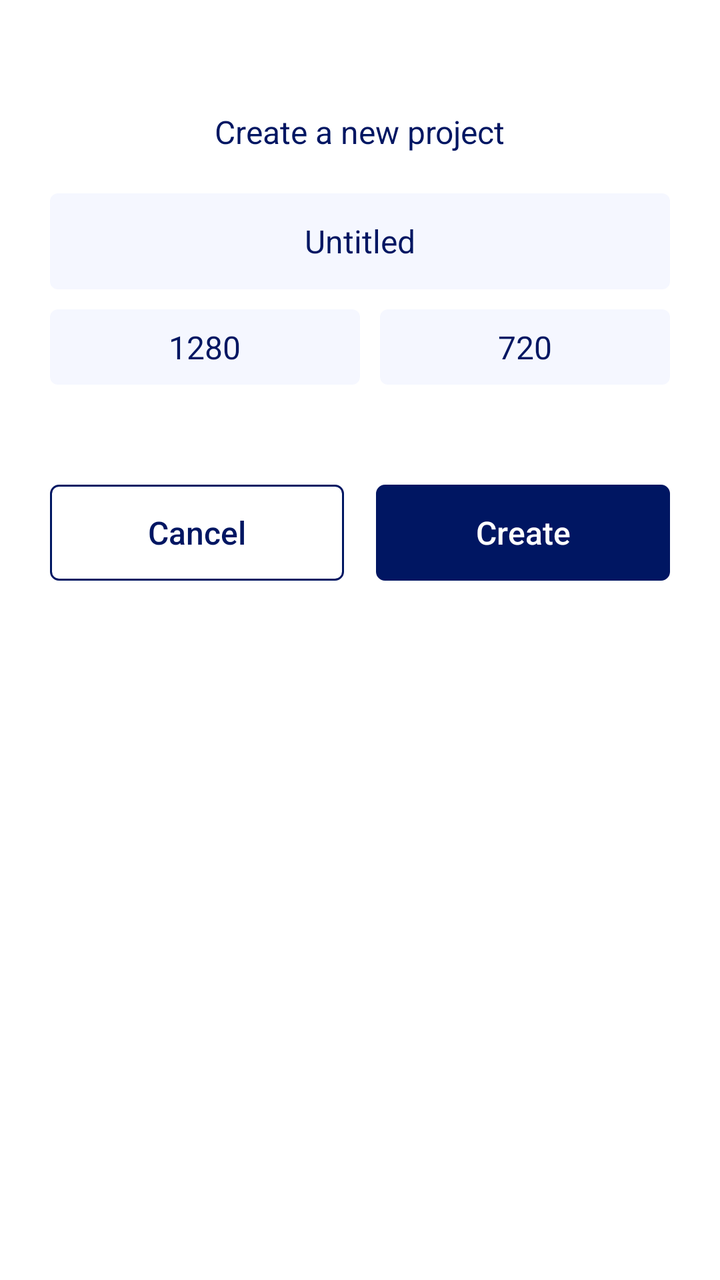
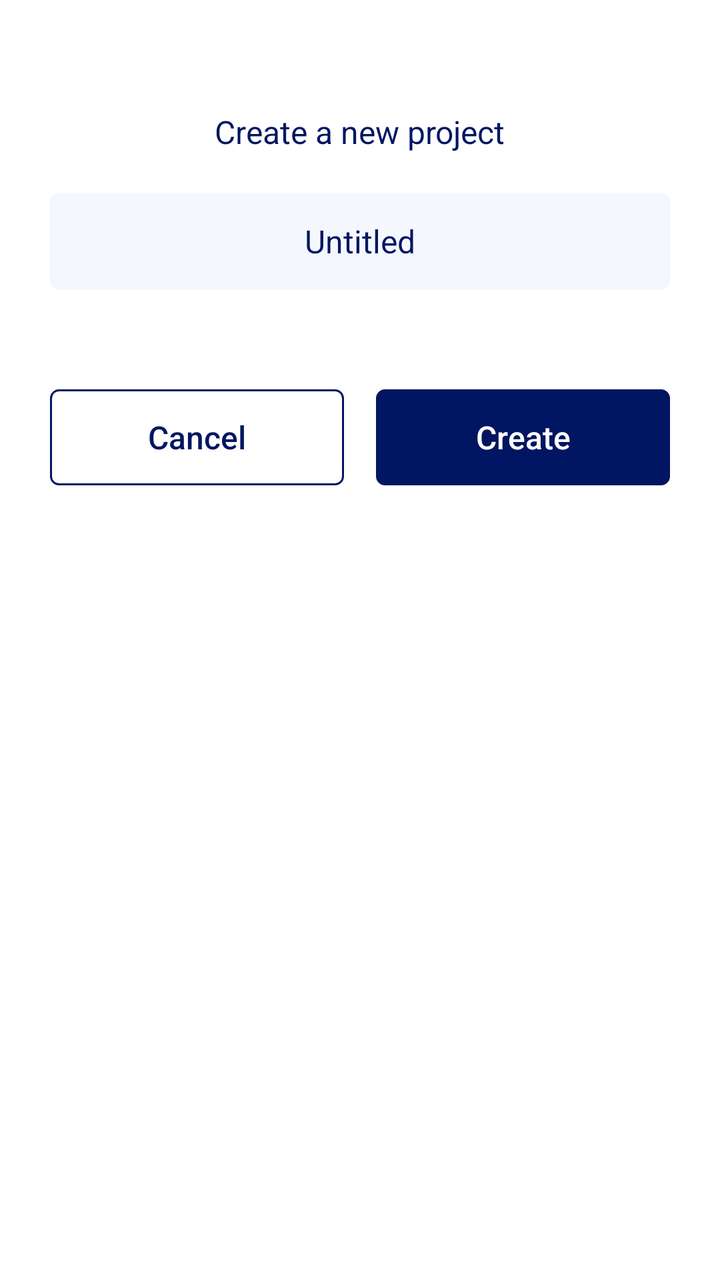

Compare the two renders of this Android layout. The source of the first and the diff that turns it into the second are given below.
<!-- AndroidManifest.xml: application theme Theme.DrawOn -->
<!-- res/layout/create_project_alert_box.xml -->
<?xml version="1.0" encoding="utf-8"?>
<LinearLayout xmlns:android="http://schemas.android.com/apk/res/android"
    xmlns:tools="http://schemas.android.com/tools"
    android:layout_width="match_parent"
    android:layout_height="wrap_content"
    android:paddingHorizontal="25dp"
    android:paddingVertical="35dp"
    android:layout_gravity="center"
    android:background="@drawable/rect_bg"
    android:orientation="vertical">

    <TextView
        android:layout_width="wrap_content"
        android:layout_height="wrap_content"
        android:layout_gravity="center"
        android:layout_marginTop="20dp"
        android:text="@string/create_alert_message"
        android:textColor="@color/dark_blue"
        android:textSize="@dimen/medium_text" />


    <EditText
        android:id="@+id/et_title"
        android:layout_width="match_parent"
        android:layout_height="wrap_content"
        android:layout_marginTop="20dp"
        android:autofillHints="Title"
        android:background="@drawable/rounded_background"
        android:hint="@string/hint_title"
        android:inputType="text"
        android:minHeight="48dp"
        android:paddingVertical="8dp"
        android:text="@string/untitled"
        android:textAlignment="center"
        android:textColor="@color/dark_blue"
        android:textColorHint="#94001662"
        android:textSize="@dimen/medium_text" />

    <LinearLayout
        android:layout_width="match_parent"
        android:layout_height="wrap_content"
        android:layout_marginTop="10dp"
        android:orientation="horizontal">

        <EditText
            android:id="@+id/edit_width"
            android:layout_width="match_parent"
            android:layout_height="wrap_content"
            android:layout_weight="1"
            android:autofillHints="width"
            android:background="@drawable/rounded_background"
            android:hint="@string/hint_width"
            android:inputType="number"
            android:paddingVertical="8dp"
            android:text="@string/default_width"
            android:textAlignment="center"
            android:textColor="@color/dark_blue"
            android:textColorHint="#94001662"
            android:textSize="@dimen/medium_text"
            tools:ignore="TouchTargetSizeCheck" />

        <EditText
            android:id="@+id/edit_height"
            android:layout_width="match_parent"
            android:layout_height="wrap_content"
            android:layout_marginStart="10dp"
            android:layout_weight="1"
            android:autofillHints="height"
            android:background="@drawable/rounded_background"
            android:hint="@string/hint_height"
            android:inputType="number"
            android:paddingVertical="8dp"
            android:text="@string/default_height"
            android:textAlignment="center"
            android:textColor="@color/dark_blue"
            android:textColorHint="#94001662"
            android:textSize="@dimen/medium_text"
            tools:ignore="TouchTargetSizeCheck" />
    </LinearLayout>


    <LinearLayout
        android:layout_width="match_parent"
        android:layout_height="wrap_content"
        android:layout_marginTop="50dp"
        android:orientation="horizontal">

        <androidx.appcompat.widget.AppCompatButton
            android:id="@+id/btn_cancel"
            android:layout_width="match_parent"
            android:layout_height="wrap_content"
            android:layout_marginEnd="8dp"
            android:layout_weight="1"
            android:background="@drawable/btn_bg_dialogue_box"
            android:text="@string/bnt_cancel"
            android:textAllCaps="false"
            android:textColor="@color/dark_blue"
            android:textSize="@dimen/medium_text" />

        <androidx.appcompat.widget.AppCompatButton
            android:id="@+id/btn_create"
            android:layout_width="match_parent"
            android:layout_height="wrap_content"
            android:layout_marginStart="8dp"
            android:layout_weight="1"
            android:background="@drawable/btn_bg_dialogue_box"
            android:backgroundTint="@color/dark_blue"
            android:text="@string/btn_create"
            android:textAllCaps="false"
            android:textColor="@color/white"
            android:textSize="@dimen/medium_text" />
    </LinearLayout>
</LinearLayout>
<!-- resources referenced by this layout -->
<resources>
  <color name="dark_blue">#001662</color>
  <color name="white">#FFFFFFFF</color>
  <dimen name="medium_text">16sp</dimen>
  <!-- drawable btn_bg_dialogue_box (drawable) -->
  <?xml version="1.0" encoding="utf-8"?>
  <shape android:shape="rectangle" xmlns:android="http://schemas.android.com/apk/res/android">
  
      <corners android:radius="4dp"/>
      <stroke android:color="@color/dark_blue"/>
      <stroke android:width="1dp"/>
      <solid android:color="@color/white"/>
  </shape>
  <!-- drawable rect_bg (drawable) -->
  <?xml version="1.0" encoding="utf-8"?>
  <shape android:shape="rectangle" xmlns:android="http://schemas.android.com/apk/res/android">
  
      <size android:height="350dp" android:width="350dp"/>
      <corners android:radius="10dp"/>
      <solid android:color="@color/white"/>
  
  </shape>
  <!-- drawable rounded_background (drawable) -->
  <?xml version="1.0" encoding="utf-8"?>
  <shape xmlns:android="http://schemas.android.com/apk/res/android">
      <solid android:color="@color/very_light_blue"/>
      <corners android:radius="4dp"/>
  
  </shape>
  <string name="bnt_cancel">Cancel</string>
  <string name="btn_create">Create</string>
  <string name="create_alert_message">Create a new project</string>
  <string name="default_height">720</string>
  <string name="default_width">1280</string>
  <string name="hint_height">Height</string>
  <string name="hint_title">Title</string>
  <string name="hint_width">Width</string>
  <string name="untitled">Untitled</string>
  <style name="Theme.DrawOn" parent="Theme.MaterialComponents.Light.NoActionBar">
          
          <item name="colorPrimary">@color/white</item>
          <item name="colorPrimaryVariant">@color/white</item>
          <item name="colorOnPrimary">@color/dark_blue</item>
          
          <item name="colorSecondary">@color/teal_200</item>
          <item name="colorSecondaryVariant">@color/teal_700</item>
          <item name="colorOnSecondary">@color/black</item>
          
          <item name="android:statusBarColor">?attr/colorPrimaryVariant</item>
          
  
          <item name="android:forceDarkAllowed" tools:targetApi="q">false</item>
  
          
          <item name="android:windowLightStatusBar" tools:targetApi="23">true</item>
      </style>
  <color name="very_light_blue">#F5F7FF</color>
  <color name="teal_200">#FF03DAC5</color>
  <color name="teal_700">#FF018786</color>
  <color name="black">#FF000000</color>
</resources>

<!-- the commit's change to res/layout/create_project_alert_box.xml (unified diff, before → after) -->
@@ -36,48 +36,6 @@
         android:textColorHint="#94001662"
         android:textSize="@dimen/medium_text" />
 
-    <LinearLayout
-        android:layout_width="match_parent"
-        android:layout_height="wrap_content"
-        android:layout_marginTop="10dp"
-        android:orientation="horizontal">
-
-        <EditText
-            android:id="@+id/edit_width"
-            android:layout_width="match_parent"
-            android:layout_height="wrap_content"
-            android:layout_weight="1"
-            android:autofillHints="width"
-            android:background="@drawable/rounded_background"
-            android:hint="@string/hint_width"
-            android:inputType="number"
-            android:paddingVertical="8dp"
-            android:text="@string/default_width"
-            android:textAlignment="center"
-            android:textColor="@color/dark_blue"
-            android:textColorHint="#94001662"
-            android:textSize="@dimen/medium_text"
-            tools:ignore="TouchTargetSizeCheck" />
-
-        <EditText
-            android:id="@+id/edit_height"
-            android:layout_width="match_parent"
-            android:layout_height="wrap_content"
-            android:layout_marginStart="10dp"
-            android:layout_weight="1"
-            android:autofillHints="height"
-            android:background="@drawable/rounded_background"
-            android:hint="@string/hint_height"
-            android:inputType="number"
-            android:paddingVertical="8dp"
-            android:text="@string/default_height"
-            android:textAlignment="center"
-            android:textColor="@color/dark_blue"
-            android:textColorHint="#94001662"
-            android:textSize="@dimen/medium_text"
-            tools:ignore="TouchTargetSizeCheck" />
-    </LinearLayout>
-
 
     <LinearLayout
         android:layout_width="match_parent"
<!-- resource entries referenced after the edit -->
@@ -31,11 +31,7 @@
   <string name="bnt_cancel">Cancel</string>
   <string name="btn_create">Create</string>
   <string name="create_alert_message">Create a new project</string>
-  <string name="default_height">720</string>
-  <string name="default_width">1280</string>
-  <string name="hint_height">Height</string>
   <string name="hint_title">Title</string>
-  <string name="hint_width">Width</string>
   <string name="untitled">Untitled</string>
   <style name="Theme.DrawOn" parent="Theme.MaterialComponents.Light.NoActionBar">
           
